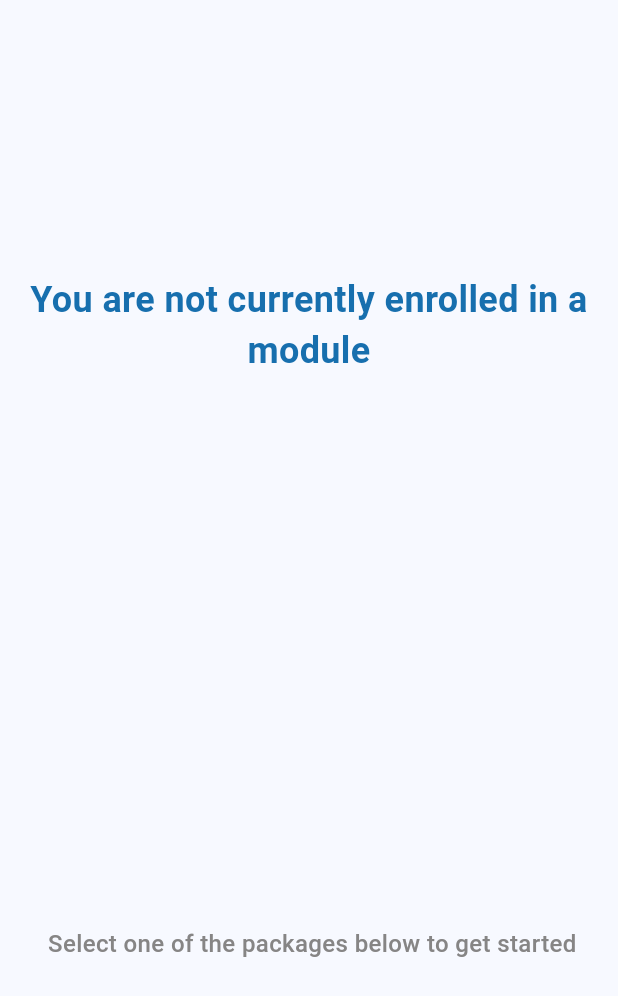
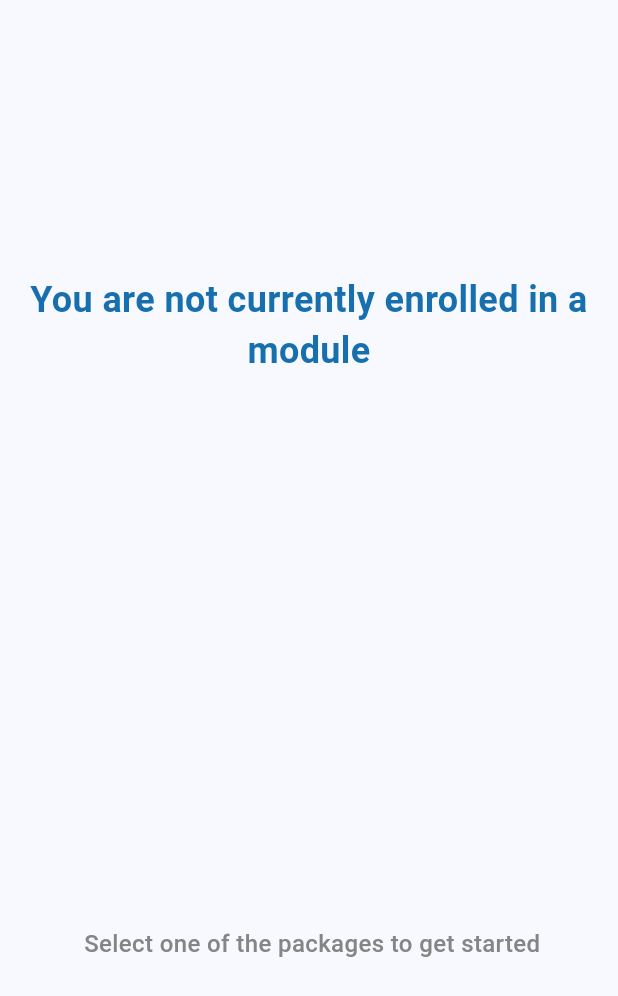
Before and after one commit to Julienexe/relearner, a Flutter app: what notEnrolledColumn() shows on an empty page, opened directly, on a phone screen of 412 x 824 dp. Shown: the top 996 px of the screen. Run offline on Flutter 3.47's test engine with Material 3 defaults, Android fonts, the light colour scheme and no system bars; our stand-ins replace cloud_firestore, firebase_auth, firebase_core; missing offline and left inert: dob_input_field; accounts and stored records are empty; Roboto replaces fonts that are missing (Arial).

Commit message:
chore :remove unused commented code

```diff
--- a/lib/modules/general_modules.dart
+++ b/lib/modules/general_modules.dart
@@ -42,38 +42,6 @@ Container curriculumBox(text) {
   );
 }
 
-// class Material3BottomNav extends StatelessWidget {
-//   Material3BottomNav({super.key});
-//   final _tab1navigatorKey = GlobalKey<NavigatorState>();
-//   final _tab2navigatorKey = GlobalKey<NavigatorState>();
-//   final _tab3navigatorKey = GlobalKey<NavigatorState>();
-
-//   @override
-//   Widget build(BuildContext context) {
-//     return PersistentBottomBarScaffold(
-//       items: [
-//         PersistentTabItem(
-//           tab:  const Homepage(),
-//           icon: Icons.home,
-//           title: 'Home',
-//           navigatorkey: _tab1navigatorKey,
-//         ),
-//         PersistentTabItem(
-//           tab: const DashboardPage(),
-//           icon: Icons.search,
-//           title: 'Search',
-//           navigatorkey: _tab2navigatorKey,
-//         ),
-//         PersistentTabItem(
-//           tab: const ProfilePage1(),
-//           icon: Icons.person,
-//           title: 'Profile',
-//           navigatorkey: _tab3navigatorKey,
-//         ),
-//       ],
-//     );
-//   }
-// }
 
 //homepage reusable widgets
 // class CurrentModule extends StatelessWidget {
@@ -113,7 +81,7 @@ Container curriculumBox(text) {
             ),
           ),
           const Text(
-            ' Select one of the packages below to get started',
+            ' Select one of the packages to get started',
             style: defaultTextStyle,
           )
         ]);
```
